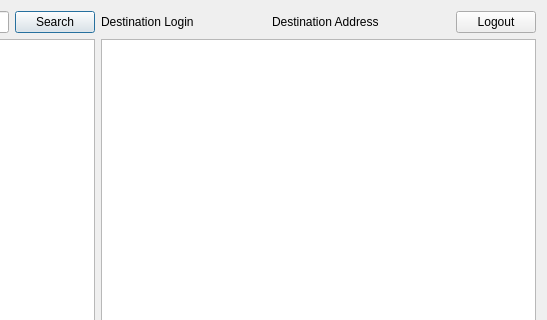
Before: the Qt Designer form src/chatpage.ui in c5xheavy/p2p_messenger, drawn with Qt 5; both pictures show x 366 to 913 and y 0 to 320 of the 913 by 569 pixel window.
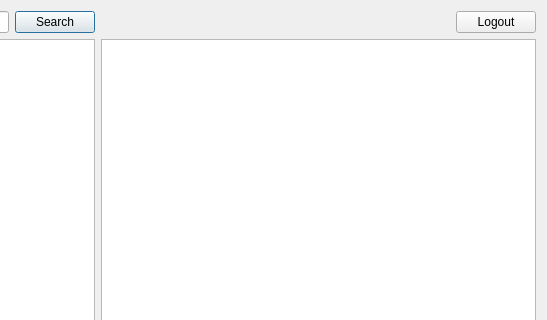
After: the same form once the commit is applied.

Commit message: clean text field after logout

Diff of the .ui file:
```diff
--- a/src/chatpage.ui
+++ b/src/chatpage.ui
@@ -73,7 +73,7 @@
        <item>
         <widget class="QLabel" name="destinationLoginLabel">
          <property name="text">
-          <string>Destination Login</string>
+          <string/>
          </property>
         </widget>
        </item>
@@ -93,7 +93,7 @@
        <item>
         <widget class="QLabel" name="destinationAddressLabel">
          <property name="text">
-          <string>Destination Address</string>
+          <string/>
          </property>
         </widget>
        </item>
```
The commit also changes 1 other file.
